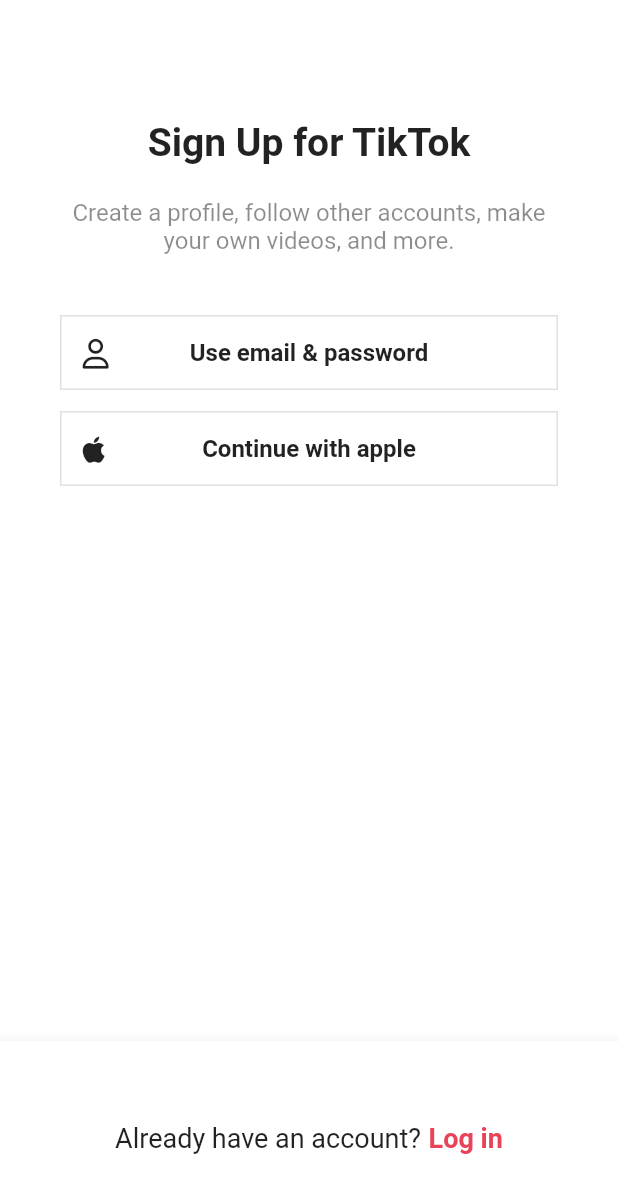
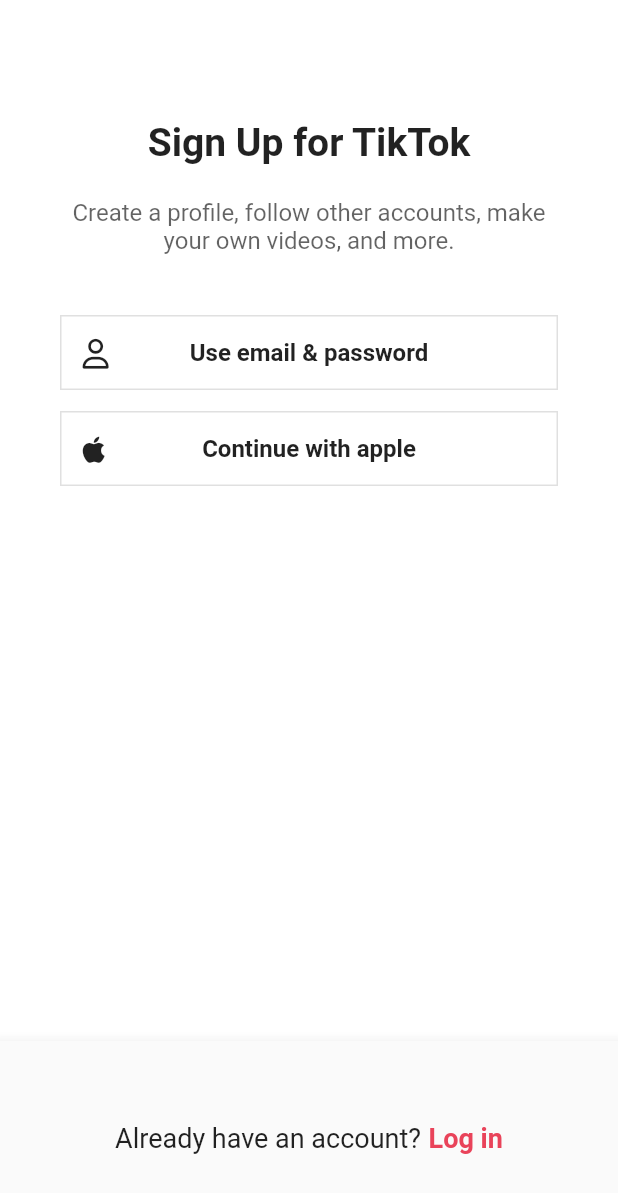
Before and after one commit to shinysuh/Snapster, a Flutter app: the SignUpScreen screen opened directly, on a phone screen of 412 x 824 dp. Shown: the top 1193 px of the screen. Run offline on Flutter 3.47's test engine with Material 3 defaults, Android fonts, the phone set to English and light mode, and no system bars; our stand-ins replace font_awesome_flutter, video_player, visibility_detector; network calls fail.

Commit message:
feat: dark mode 설정 [-ing]

```diff
--- a/lib/features/authentication/sign_up_screen.dart
+++ b/lib/features/authentication/sign_up_screen.dart
@@ -7,6 +7,7 @@ import 'package:tiktok_clone/features/authentication/common/auth_button.dart';
 import 'package:tiktok_clone/features/authentication/login_screen.dart';
 import 'package:tiktok_clone/features/authentication/username_screen.dart';
 import 'package:tiktok_clone/utils/navigator_redirection.dart';
+import 'package:tiktok_clone/utils/theme_mode.dart';
 import 'package:tiktok_clone/utils/widgets/regulated_max_width.dart';
 
 class SignUpScreen extends StatelessWidget {
@@ -44,13 +45,18 @@ class SignUpScreen extends StatelessWidget {
                     ),
                   ),
                   Gaps.v20,
-                  const Text(
-                    'Create a profile, follow other accounts, make your own videos, and more.',
-                    style: TextStyle(
-                      fontSize: Sizes.size16,
-                      color: Colors.black45,
+                  const Opacity(
+                    opacity: 0.7,
+                    child: Text(
+                      'Create a profile, follow other accounts, make your own videos, and more.',
+                      style: TextStyle(
+                        fontSize: Sizes.size16,
+                        // color: isDarkMode(context)
+                        //     ? Colors.grey.shade400
+                        //     : Colors.black45,
+                      ),
+                      textAlign: TextAlign.center,
                     ),
-                    textAlign: TextAlign.center,
                   ),
                   Gaps.v40,
                   // 세로 방향 (COLUMN)
@@ -94,6 +100,7 @@ class SignUpScreen extends StatelessWidget {
           ),
         ),
         bottomNavigationBar: BottomAppBar(
+          color: isDarkMode(context) ? null : Colors.grey.shade50,
           height: 130,
           child: Padding(
             padding: const EdgeInsets.symmetric(vertical: Sizes.size10),
--- a/lib/features/navigation/main_navigation_screen.dart
+++ b/lib/features/navigation/main_navigation_screen.dart
@@ -21,7 +21,7 @@ class MainNavigationScreen extends StatefulWidget {
 
 class _MainNavigationScreenState extends State<MainNavigationScreen> {
   bool _isPostVideoClicked = false;
-  int _selectedIndex = 4;
+  int _selectedIndex = 0;
 
   void _onTapNavigationItem(int index) {
     setState(() {
--- a/lib/features/user/user_profile_screen.dart
+++ b/lib/features/user/user_profile_screen.dart
@@ -28,7 +28,6 @@ class _UserProfileScreenState extends State<UserProfileScreen> {
       // isFullScreen: true,
     );
   }
-
 
   Widget _getUserPic(bool isVertical) {
     return Column(
--- /dev/null
+++ b/lib/utils/theme_mode.dart
@@ -0,0 +1,4 @@
+import 'package:flutter/cupertino.dart';
+
+bool isDarkMode(BuildContext context) =>
+    MediaQuery.of(context).platformBrightness == Brightness.dark;
```
Also changed, not shown: lib/main.dart (+59 -31 lines).
